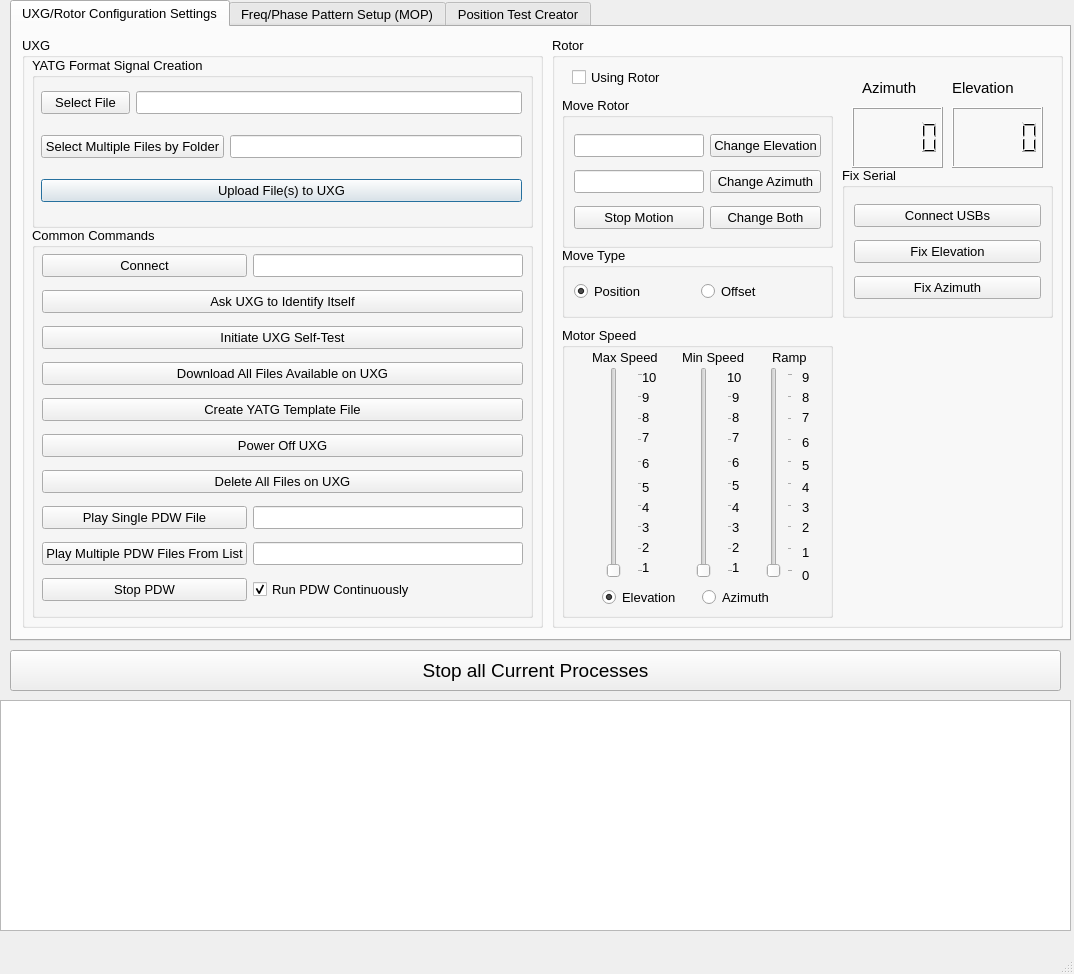
First picture: the form in UXG/mainwindow.ui, repository jonk4m/UXG, before the edit.
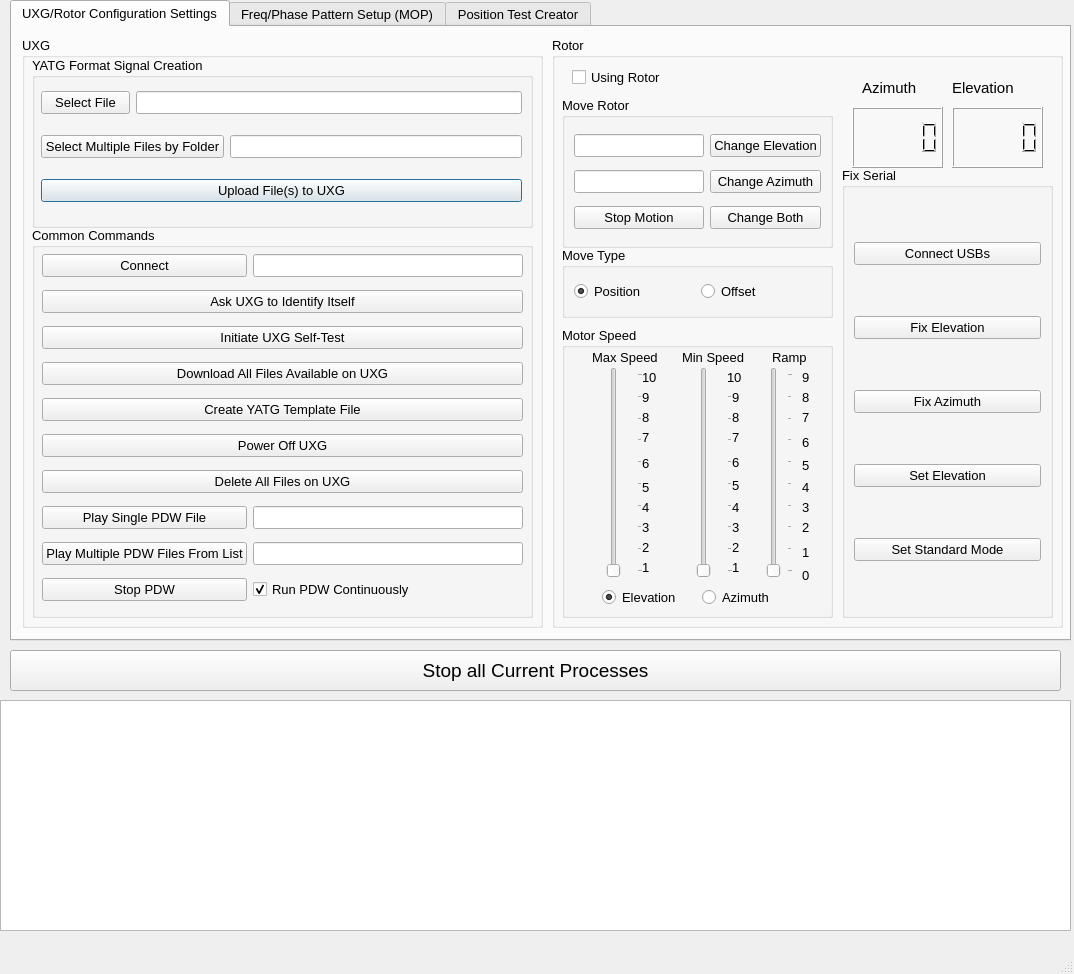
Second picture: the form after the edit.

The edit to the form file:
```diff
--- a/UXG/mainwindow.ui
+++ b/UXG/mainwindow.ui
@@ -1354,7 +1354,7 @@
          <x>290</x>
          <y>130</y>
          <width>211</width>
-         <height>151</height>
+         <height>451</height>
         </rect>
        </property>
        <property name="font">
@@ -1414,6 +1414,20 @@
           </property>
          </widget>
         </item>
+        <item>
+         <widget class="QPushButton" name="elevationModePushButton">
+          <property name="text">
+           <string>Set Elevation</string>
+          </property>
+         </widget>
+        </item>
+        <item>
+         <widget class="QPushButton" name="notElevationModePushButton">
+          <property name="text">
+           <string>Set Standard Mode</string>
+          </property>
+         </widget>
+        </item>
        </layout>
       </widget>
       <widget class="QCheckBox" name="usingRotorCheckBox">
```
